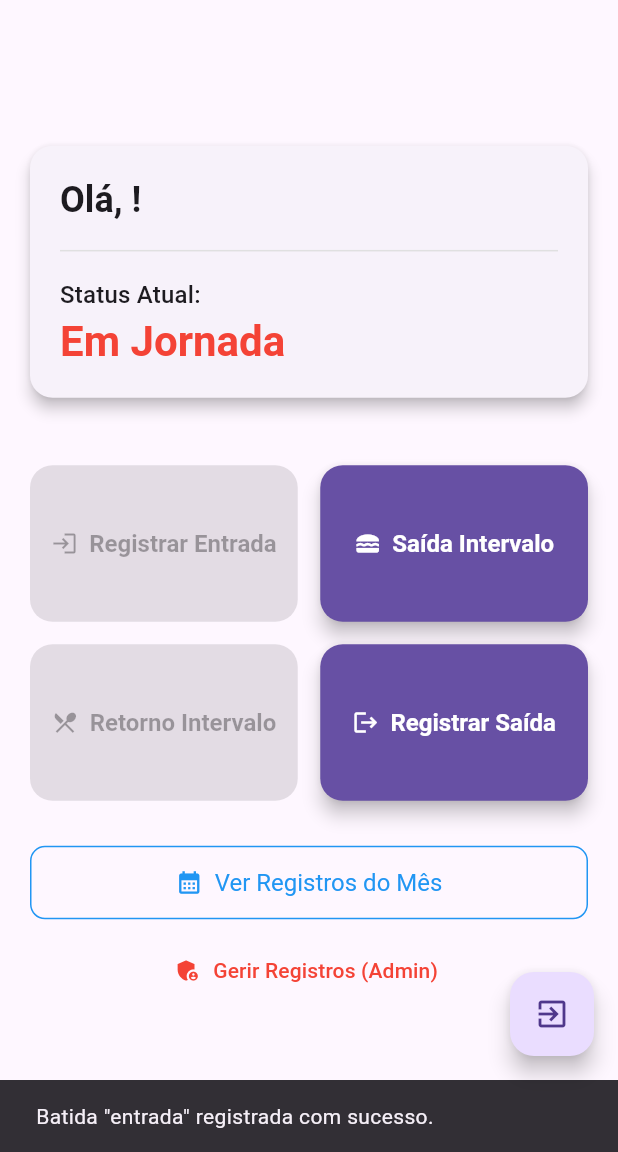
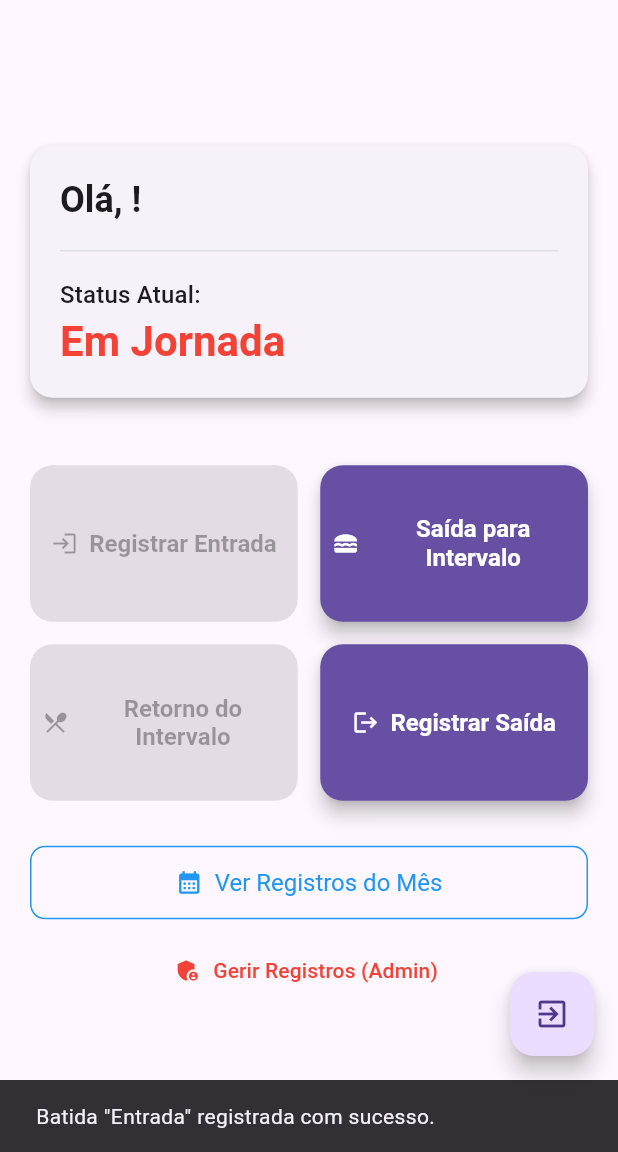
Before and after one commit to Rodkross/controle_ponto, a Flutter app: the HomePage screen opened directly with empty values, after a tap on "Registrar Entrada", on a phone screen of 412 x 824 dp, the part 84-1236 px from its top. Run offline on Flutter 3.47's test engine with Material 3 defaults, Android fonts, the phone set to English and light mode, and no system bars; our stand-ins replace cloud_firestore, firebase_auth, firebase_core; accounts and stored records are empty.

Commit message:
melhorando visualmente

```diff
--- a/lib/main.dart
+++ b/lib/main.dart
@@ -4,7 +4,8 @@ import 'package:firebase_auth/firebase_auth.dart';
 import 'package:cloud_firestore/cloud_firestore.dart';
 import 'package:intl/intl.dart';
 import 'package:flutter_localizations/flutter_localizations.dart';
-import 'package:flutter/foundation.dart' show kIsWeb; // Importe kIsWeb
+import 'package:flutter/foundation.dart' show kIsWeb;
+import 'package:collection/collection.dart'; // Importação necessária para firstWhereOrNull
 
 import 'firebase_options.dart';
 
@@ -177,6 +178,43 @@ class _LoginPageState extends State<LoginPage> {
   }
 }
 
+// --- Definição do enum PunchType e sua extensão ---
+enum PunchType {
+  entrada,
+  saidaIntervalo,
+  retornoIntervalo,
+  saida,
+}
+
+extension PunchTypeExtension on PunchType {
+  String toFirestoreString() {
+    switch (this) {
+      case PunchType.entrada:
+        return 'entrada';
+      case PunchType.saidaIntervalo:
+        return 'saída intervalo';
+      case PunchType.retornoIntervalo:
+        return 'retorno intervalo';
+      case PunchType.saida:
+        return 'saída';
+    }
+  }
+
+  String toDisplayString() {
+    switch (this) {
+      case PunchType.entrada:
+        return 'Entrada';
+      case PunchType.saidaIntervalo:
+        return 'Saída Intervalo';
+      case PunchType.retornoIntervalo:
+        return 'Retorno Intervalo';
+      case PunchType.saida:
+        return 'Saída';
+    }
+  }
+}
+// --- Fim da definição do enum PunchType e sua extensão ---
+
 class HomePage extends StatefulWidget {
   final User user;
   const HomePage({required this.user});
@@ -204,7 +242,7 @@ class _HomePageState extends State<HomePage> {
 
   Future<void> _loadUserStatusAndPunchStates() async {
     setState(() {
-      _isAdmin = true;
+      _isAdmin = true; // Definido como true para fins de demonstração
     });
 
     final today = DateTime.now();
@@ -223,9 +261,13 @@ class _HomePageState extends State<HomePage> {
 
       if (lastPunchSnapshot.docs.isNotEmpty) {
         final lastPunch = lastPunchSnapshot.docs.first.data();
-        final lastPunchType = lastPunch['tipo'] as String;
+        final lastPunchTypeString = lastPunch['tipo'] as String;
 
-        if (lastPunchType == 'saída') {
+        // Converte a string do Firestore de volta para o enum PunchType
+        final PunchType? lastPunchType = PunchType.values.firstWhereOrNull(
+            (type) => type.toFirestoreString() == lastPunchTypeString);
+
+        if (lastPunchType == PunchType.saida) {
           setState(() {
             _status = "Jornada Concluída";
             _canRegisterEntrada = false;
@@ -233,7 +275,7 @@ class _HomePageState extends State<HomePage> {
             _canRegisterRetornoIntervalo = false;
             _canRegisterSaida = false;
           });
-        } else {
+        } else if (lastPunchType != null) {
           setState(() {
             _updateStatusAndButtonStates(lastPunchType);
           });
@@ -257,39 +299,32 @@ class _HomePageState extends State<HomePage> {
     }
   }
 
-  void _updateStatusAndButtonStates(String lastPunchType) {
+  void _updateStatusAndButtonStates(PunchType lastPunchType) {
     switch (lastPunchType) {
-      case 'entrada':
+      case PunchType.entrada:
         _status = "Em Jornada";
         _canRegisterEntrada = false;
         _canRegisterSaidaIntervalo = true;
         _canRegisterRetornoIntervalo = false;
         _canRegisterSaida = true;
         break;
-      case 'saída intervalo':
+      case PunchType.saidaIntervalo:
         _status = "Em Intervalo";
         _canRegisterEntrada = false;
         _canRegisterSaidaIntervalo = false;
         _canRegisterRetornoIntervalo = true;
         _canRegisterSaida = false;
         break;
-      case 'retorno intervalo':
+      case PunchType.retornoIntervalo:
         _status = "Em Jornada";
         _canRegisterEntrada = false;
         _canRegisterSaidaIntervalo = false;
         _canRegisterRetornoIntervalo = false;
         _canRegisterSaida = true;
         break;
-      case 'saída':
+      case PunchType.saida:
         _status = "Jornada Concluída";
         _canRegisterEntrada = false;
-        _canRegisterSaidaIntervalo = false;
-        _canRegisterRetornoIntervalo = false;
-        _canRegisterSaida = false;
-        break;
-      default:
-        _status = "Fora de Jornada";
-        _canRegisterEntrada = true;
         _canRegisterSaidaIntervalo = false;
         _canRegisterRetornoIntervalo = false;
         _canRegisterSaida = false;
@@ -297,11 +332,11 @@ class _HomePageState extends State<HomePage> {
     }
   }
 
-  void _registrarBatida(BuildContext context, String tipo) async {
-    if ((tipo == 'entrada' && !_canRegisterEntrada) ||
-        (tipo == 'saída intervalo' && !_canRegisterSaidaIntervalo) ||
-        (tipo == 'retorno intervalo' && !_canRegisterRetornoIntervalo) ||
-        (tipo == 'saída' && !_canRegisterSaida)) {
+  void _registrarBatida(BuildContext context, PunchType tipo) async {
+    if ((tipo == PunchType.entrada && !_canRegisterEntrada) ||
+        (tipo == PunchType.saidaIntervalo && !_canRegisterSaidaIntervalo) ||
+        (tipo == PunchType.retornoIntervalo && !_canRegisterRetornoIntervalo) ||
+        (tipo == PunchType.saida && !_canRegisterSaida)) {
       if (mounted) {
         ScaffoldMessenger.of(context).showSnackBar(
           const SnackBar(
@@ -317,7 +352,7 @@ class _HomePageState extends State<HomePage> {
     try {
       await _db.collection('batidas').add({
         'uid': widget.user.uid,
-        'tipo': tipo,
+        'tipo': tipo.toFirestoreString(), // Usa a extensão para gravar no Firestore
         'timestamp': FieldValue.serverTimestamp(),
       });
 
@@ -327,7 +362,7 @@ class _HomePageState extends State<HomePage> {
 
       if (mounted) {
         ScaffoldMessenger.of(context).showSnackBar(
-          SnackBar(content: Text('Batida "$tipo" registrada com sucesso.')),
+          SnackBar(content: Text('Batida "${tipo.toDisplayString()}" registrada com sucesso.')), // Usa para exibição na UI
         );
       }
     } catch (e) {
@@ -340,7 +375,6 @@ class _HomePageState extends State<HomePage> {
     }
   }
 
-  // --- FUNÇÃO _mostrarRegistrosDoMes ADAPTADA PARA WEB/MOBILE ---
   Future<void> _mostrarRegistrosDoMes(BuildContext context) async {
     final now = DateTime.now();
     final firstDayOfMonth = DateTime(now.year, now.month, 1);
@@ -360,7 +394,7 @@ class _HomePageState extends State<HomePage> {
       for (var doc in querySnapshot.docs) {
         final data = doc.data();
         final timestamp = (data['timestamp'] as Timestamp?)?.toDate();
-        final tipo = data['tipo'] as String?;
+        final tipo = data['tipo'] as String?; // Continua lendo como string do Firestore
 
         if (timestamp != null && tipo != null) {
           final dateKey = DateFormat('yyyy-MM-dd').format(timestamp);
@@ -382,7 +416,7 @@ class _HomePageState extends State<HomePage> {
               style: const TextStyle(fontSize: 18),
             ),
             content: SizedBox(
-              width: kIsWeb ? 800 : MediaQuery.of(context).size.width * 0.9, // Largura maior para web, adaptada para mobile
+              width: kIsWeb ? 800 : MediaQuery.of(context).size.width * 0.9,
               child: sortedDates.isEmpty
                   ? const Center(
                       child: Text(
@@ -392,9 +426,9 @@ class _HomePageState extends State<HomePage> {
                     )
                   : kIsWeb
                       ? SingleChildScrollView(
-                          scrollDirection: Axis.vertical, // Permite rolagem vertical para web
+                          scrollDirection: Axis.vertical,
                           child: DataTable(
-                            columnSpacing: 20, // Espaçamento entre as colunas para web
+                            columnSpacing: 20,
                             dataRowMinHeight: 40,
                             dataRowMaxHeight: 50,
                             columns: const <DataColumn>[
@@ -436,19 +470,20 @@ class _HomePageState extends State<HomePage> {
                               final displayDate = DateFormat('dd/MM').format(
                                 DateTime.parse(dateKey),
                               );
+                              // Mapeie as chaves usando as strings do Firestore que correspondem aos enums
                               return DataRow(
                                 cells: <DataCell>[
                                   DataCell(Text(displayDate)),
-                                  DataCell(Text(records['entrada'] ?? '-')),
-                                  DataCell(Text(records['saída intervalo'] ?? '-')),
-                                  DataCell(Text(records['retorno intervalo'] ?? '-')),
-                                  DataCell(Text(records['saída'] ?? '-')),
+                                  DataCell(Text(records[PunchType.entrada.toFirestoreString()] ?? '-')),
+                                  DataCell(Text(records[PunchType.saidaIntervalo.toFirestoreString()] ?? '-')),
+                                  DataCell(Text(records[PunchType.retornoIntervalo.toFirestoreString()] ?? '-')),
+                                  DataCell(Text(records[PunchType.saida.toFirestoreString()] ?? '-')),
                                 ],
                               );
                             }).toList(),
                           ),
                         )
-                      : ListView.builder( // Versão para dispositivos móveis
+                      : ListView.builder(
                           shrinkWrap: true,
                           itemCount: sortedDates.length,
                           itemBuilder: (context, index) {
@@ -474,10 +509,11 @@ class _HomePageState extends State<HomePage> {
                                       ),
                                     ),
                                     const Divider(),
-                                    _buildTimeRow('Entrada', records['entrada']),
-                                    _buildTimeRow('Saída Intervalo', records['saída intervalo']),
-                                    _buildTimeRow('Retorno Intervalo', records['retorno intervalo']),
-                                    _buildTimeRow('Saída', records['saída']),
+                                    // Use toDisplayString para o rótulo e toFirestoreString para buscar no mapa
+                                    _buildTimeRow(PunchType.entrada.toDisplayString(), records[PunchType.entrada.toFirestoreString()]),
+                                    _buildTimeRow(PunchType.saidaIntervalo.toDisplayString(), records[PunchType.saidaIntervalo.toFirestoreString()]),
+                                    _buildTimeRow(PunchType.retornoIntervalo.toDisplayString(), records[PunchType.retornoIntervalo.toFirestoreString()]),
+                                    _buildTimeRow(PunchType.saida.toDisplayString(), records[PunchType.saida.toFirestoreString()]),
                                   ],
                                 ),
                               ),
@@ -504,7 +540,6 @@ class _HomePageState extends State<HomePage> {
     }
   }
 
-  // Widget auxiliar para construir uma linha de horário (rótulo: valor)
   Widget _buildTimeRow(String label, String? time) {
     return Padding(
       padding: const EdgeInsets.symmetric(vertical: 4.0),
@@ -604,28 +639,28 @@ class _HomePageState extends State<HomePage> {
                     _buildPontoButton(
                       context,
                       'Registrar Entrada',
-                      'entrada',
+                      PunchType.entrada, // Usando o enum
                       _canRegisterEntrada,
                       Icons.login,
                     ),
                     _buildPontoButton(
                       context,
-                      'Saída Intervalo',
-                      'saída intervalo',
+                      'Saída para Intervalo',
+                      PunchType.saidaIntervalo, // Usando o enum
                       _canRegisterSaidaIntervalo,
                       Icons.lunch_dining,
                     ),
                     _buildPontoButton(
                       context,
-                      'Retorno Intervalo',
-                      'retorno intervalo',
+                      'Retorno do Intervalo',
+                      PunchType.retornoIntervalo, // Usando o enum
                       _canRegisterRetornoIntervalo,
                       Icons.restaurant_menu,
                     ),
                     _buildPontoButton(
                       context,
                       'Registrar Saída',
-                      'saída',
+                      PunchType.saida, // Usando o enum
                       _canRegisterSaida,
                       Icons.logout,
                     ),
@@ -684,7 +719,7 @@ class _HomePageState extends State<HomePage> {
   Widget _buildPontoButton(
     BuildContext context,
     String text,
-    String type,
+    PunchType type, // Tipo agora é PunchType
     bool isEnabled,
     IconData icon,
   ) {
```
Also changed, not shown: lib/firebase_options.dart.
